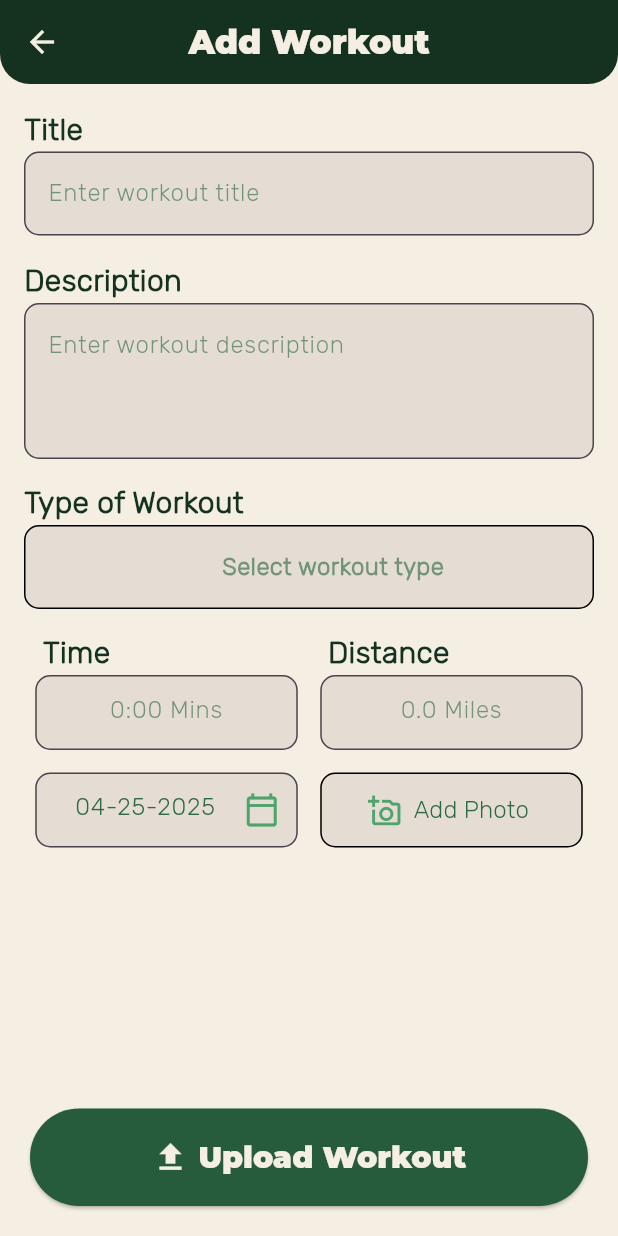
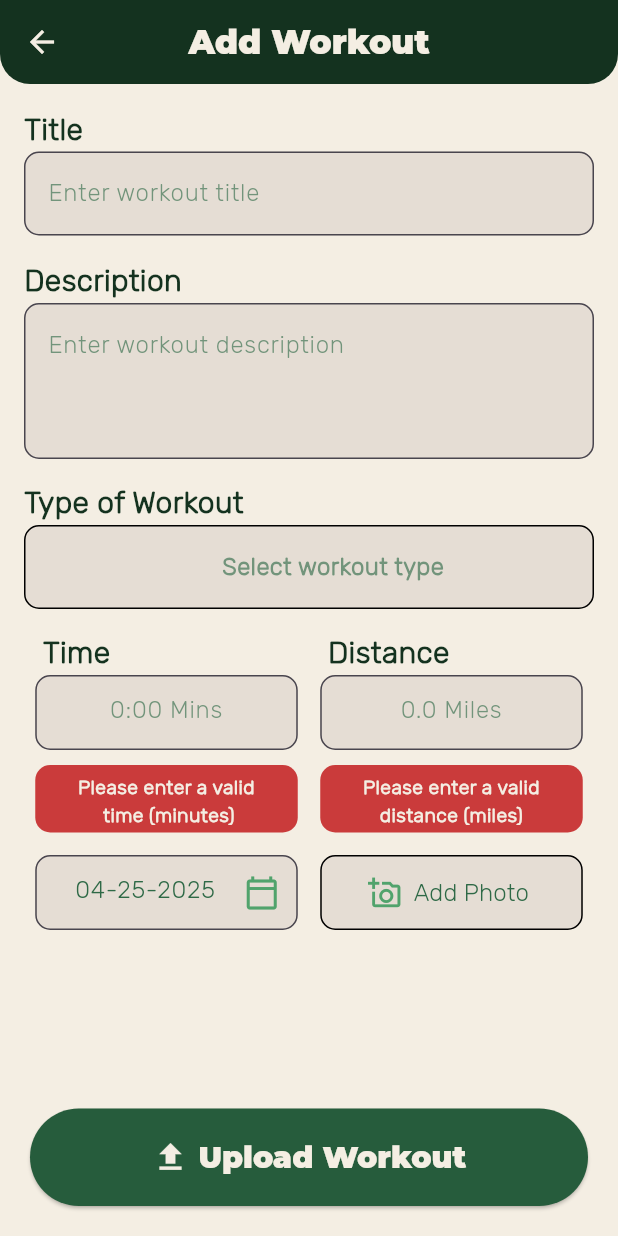
Before and after one commit to marcsaffold17/GetFitApp, a Flutter app: the WorkoutEntryScreen screen opened directly with empty values, after a tap on "Upload Workout", on a phone screen of 412 x 824 dp. Run offline on Flutter 3.47's test engine with Material 3 defaults, Android fonts, the phone set to English and light mode, and no system bars; our stand-ins replace cloud_firestore, firebase_core, firebase_storage, fl_chart, google_nav_bar, image_picker and 1 more; accounts and stored records are empty.

Commit message:
Error boxes for time and distance in add workout

```diff
--- a/get_fit_app/lib/view/insert_workout_view.dart
+++ b/get_fit_app/lib/view/insert_workout_view.dart
@@ -43,6 +43,10 @@ class _WorkoutEntryScreenState extends State<WorkoutEntryScreen>
   File? _image;
   String? _dropdownError;
   String? _dateError;
+  String? _timeError;
+  String? _distanceError;
+  int? _inputError;
+  int? time;
 
   @override
   void initState() {
@@ -80,6 +84,13 @@ class _WorkoutEntryScreenState extends State<WorkoutEntryScreen>
     } catch (e) {
       return 'Please enter a valid date (MM-DD-YYYY)';
     }
+  }
+
+  String? _validateInputs(int? value) {
+    if (value == null || value <= 0) {
+      return 'Please enter a valid number';
+    }
+    return null; // Add this line to return null when validation passes
   }
 
   Future<void> _pickImage() async {
@@ -294,12 +305,14 @@ class _WorkoutEntryScreenState extends State<WorkoutEntryScreen>
                         timeController: _timeController,
                         hintText: '0:00 Mins',
                         text: 'Time',
+                        errorText: _timeError,
                       ),
                       SizedBox(width: 15),
                       InputFunctions(
                         timeController: _distanceController,
                         hintText: '0.0 Miles',
                         text: 'Distance',
+                        errorText: _distanceError,
                       ),
                     ],
                   ),
@@ -478,7 +491,18 @@ class _WorkoutEntryScreenState extends State<WorkoutEntryScreen>
         child: ElevatedButton.icon(
           onPressed: () async {
             setState(() {
-              print(_dateError);
+              int? timeValue = int.tryParse(_timeController.text);
+              _timeError =
+                  timeValue == null || timeValue <= 0
+                      ? 'Please enter a valid\n time (minutes)'
+                      : null;
+
+              double? distanceValue = double.tryParse(_distanceController.text);
+              _distanceError =
+                  distanceValue == null || distanceValue <= 0
+                      ? 'Please enter a valid\ndistance (miles)'
+                      : null;
+
               _dropdownError =
                   _workoutType == null ? 'Please select a workout type' : null;
               _dateError = _validateDate(_dayController.text);
@@ -486,7 +510,9 @@ class _WorkoutEntryScreenState extends State<WorkoutEntryScreen>
 
             if (_formKey.currentState!.validate() &&
                 _dropdownError == null &&
-                _dateError == null) {
+                _dateError == null &&
+                _timeError == null &&
+                _distanceError == null) {
               widget.presenter.view = this;
               double? distance =
                   double.tryParse(_distanceController.text) ?? 0.0;
@@ -574,11 +600,13 @@ class InputFunctions extends StatelessWidget {
     required TextEditingController timeController,
     required this.hintText,
     required this.text,
+    required this.errorText,
   }) : _timeController = timeController;
 
   final TextEditingController _timeController;
   final String hintText;
   final String text;
+  final String? errorText;
 
   @override
   Widget build(BuildContext context) {
@@ -607,7 +635,38 @@ class InputFunctions extends StatelessWidget {
                 hintText: hintText,
               ),
             ),
-            // SizedBox(width: 5),
+          ],
+        ),
+        Row(
+          children: [
+            Column(
+              children: [
+                if (errorText != null)
+                  Padding(
+                    padding: const EdgeInsets.only(top: 10.0),
+                    child: Container(
+                      width: 175,
+                      height: 45,
+                      decoration: BoxDecoration(
+                        color: Color.fromARGB(255, 202, 59, 59),
+                        // border: Border.all(color: Color.fromARGB(255, 202, 59, 59)),
+                        borderRadius: BorderRadius.circular(10.0),
+                      ),
+                      padding: EdgeInsets.only(top: 5, bottom: 5),
+                      child: Text(
+                        textAlign: TextAlign.center,
+                        errorText!,
+                        style: TextStyle(
+                          color: Color.fromARGB(255, 244, 238, 227),
+                          fontSize: 13,
+                          fontFamily: 'RubikL',
+                          fontWeight: FontWeight.bold,
+                        ),
+                      ),
+                    ),
+                  ),
+              ],
+            ),
           ],
         ),
       ],
--- a/get_fit_app/pubspec.yaml
+++ b/get_fit_app/pubspec.yaml
@@ -64,7 +64,7 @@ dev_dependencies:
 
 flutter_launcher_icons:
   android: true
-  image_path: "assets/icons/getfit_icon.png"
+  image_path: "assets/images/MachMuscleMania.png"
 
 # For information on the generic Dart part of this file, see the
 # following page: https://dart.dev/tools/pub/pubspec
```
